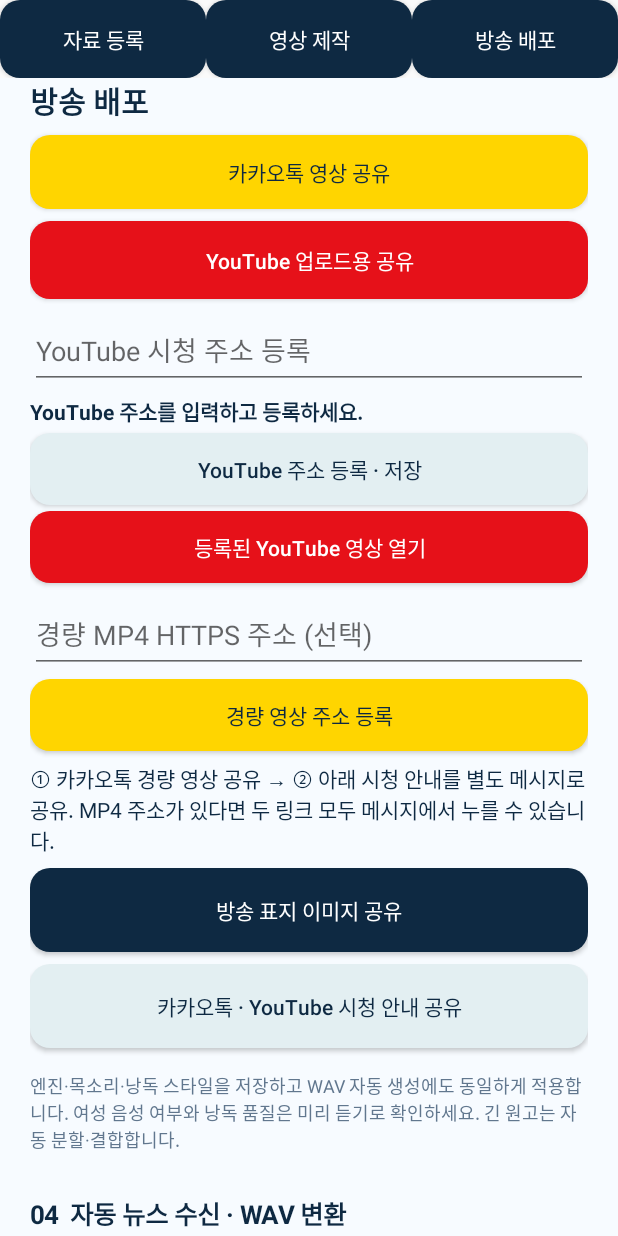
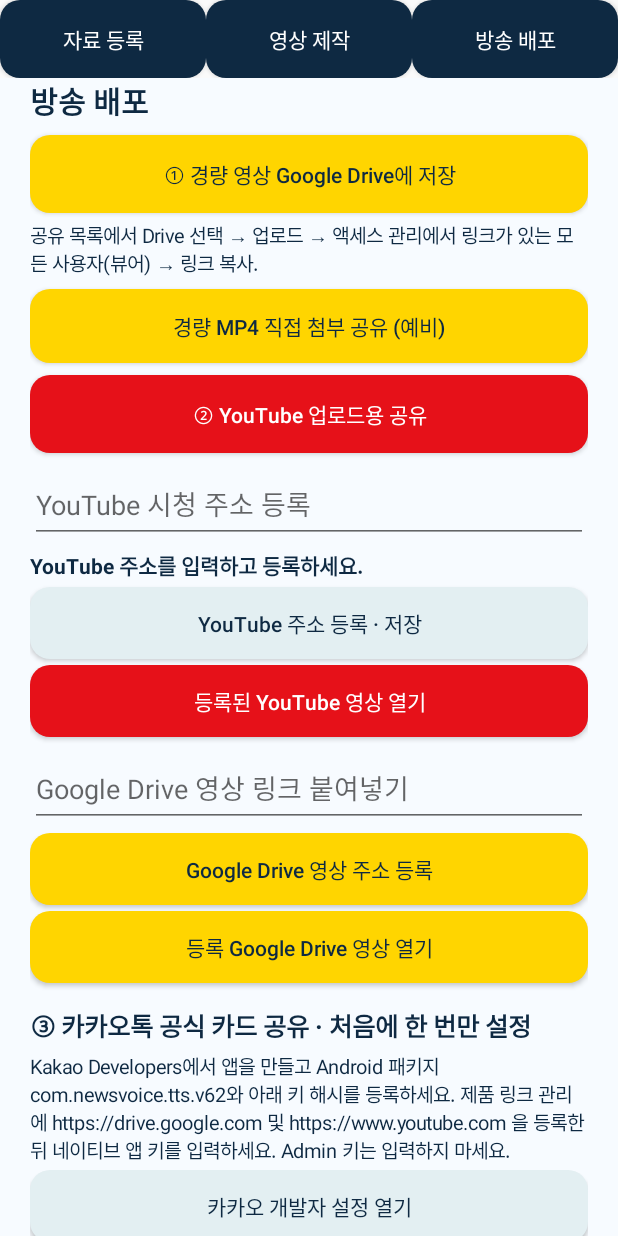
Before and after one commit to JEONGHWAN-NOH/NewsVoiceWAV, an Android app: the screen it shows after launch (MainActivity), after a tap on "방송 배포", on a phone screen of 412 x 824 dp. Run offline under Robolectric (Android 15) with nearby library versions, the phone set to English and light mode, and no system bars; pictures from the network do not load; 11 statements that could not run were skipped; 2 other taps on this screen came first.

Commit message:
Build v6.2 independent photos and official Kakao dual-link feed with Drive

```diff
--- a/app/src/main/AndroidManifest.xml
+++ b/app/src/main/AndroidManifest.xml
@@ -8,6 +8,7 @@
     <queries>
         <intent><action android:name="android.intent.action.TTS_SERVICE" /></intent>
         <package android:name="com.samsung.SMT"/>
+        <package android:name="com.kakao.talk"/>
     </queries>
     <application android:allowBackup="false"
         android:label="@string/app_display_name"
--- a/app/src/main/java/com/newsvoice/tts/MainActivity.java
+++ b/app/src/main/java/com/newsvoice/tts/MainActivity.java
@@ -86,6 +86,7 @@ public final class MainActivity extends Activity implements TextToSpeech.OnInitL
     private CheckBox automaticCheck, videoCheck;
     private static final int PHOTO_PICKER=5440;
     private final ImageView[] thumbnails=new ImageView[11];
+    private TextView photoStatus;
     private final Runnable refreshPhotos=this::refreshPhotos;
     private int refreshGeneration;
     @Override protected void onSaveInstanceState(Bundle state){
@@ -118,16 +119,17 @@ public final class MainActivity extends Activity implements TextToSpeech.OnInitL
         final int generation=refreshGeneration;
         String script=editor.getText().toString();
         packTasks.execute(()->{
-            boolean matches=false;
-            try{matches=NewsImagePack.matches(this,NewsBroadcastSegments.build(script,""));}catch(IllegalArgumentException ignored){}
+            boolean matches=false;int newsCount=0;
+            try{List<NewsStory> stories=NewsBroadcastSegments.build(script,"");matches=NewsImagePack.matches(this,stories);newsCount=NewsBroadcastSegments.newsCount(stories);}catch(IllegalArgumentException ignored){}
             android.graphics.Bitmap[] images=new android.graphics.Bitmap[thumbnails.length];
             for(int i=0;i<images.length;i++){
-                if(i==NewsImagePack.OPENING_SLOT||i==NewsImagePack.CLOSING_SLOT||i==NewsImagePack.COVER_SLOT||matches)
-                    images[i]=NewsImagePack.load(this,i);
+                images[i]=NewsImagePack.load(this,i);
             }
+            final int articles=newsCount, photos=NewsImagePack.count(this);final boolean matched=matches;
             runOnUiThread(()->{
-                if(isDestroyed()||generation!=refreshGeneration)return;
+                if(isDestroyed()||generation!=refreshGeneration){for(android.graphics.Bitmap b:images)if(b!=null)b.recycle();return;}
                 for(int i=0;i<images.length;i++)thumbnails[i].setImageBitmap(images[i]);
+                if(photoStatus!=null)photoStatus.setText("인식된 뉴스: "+articles+"건 · 사진 등록: "+photos+"/8장"+(photos>0&&!matched?" · 대본 변경: 제작 전 순서 확인":""));
             });
         });
     }
@@ -324,6 +326,8 @@ public final class MainActivity extends Activity implements TextToSpeech.OnInitL
         addPhotoSlot(body,NewsImagePack.OPENING_SLOT,"시작 인사");
         addPhotoSlot(body,NewsImagePack.CLOSING_SLOT,"마감 인사");
         body.addView(text("뉴스별 사진 등록·교체",16,true),lp(-1,-2,14));
+        photoStatus=text("인식된 뉴스: 0건 · 사진 등록: 0/8장",14,true);body.addView(photoStatus,lp(-1,-2,6));
+        body.addView(text("8개 사진은 대본과 독립적으로 등록됩니다. 대본 수정 후에도 삭제되지 않습니다. 제작 전에 뉴스 수와 등록 사진을 확인하세요.",13,false),lp(-1,-2,5));
         for(int i=1;i<=8;i++)addPhotoSlot(body,i,i+"번 뉴스");
         if(savedInstanceState!=null)editor.setText(savedInstanceState.getString("workingScript",""));
         schedulePhotos();
@@ -402,21 +406,31 @@ public final class MainActivity extends Activity implements TextToSpeech.OnInitL
         body.addView(lastVideo,lp(-1,50,9));
         lastVideo.setOnClickListener(v->openLastVideo());
         TextView distributionHeader=text("방송 배포",20,true);body.addView(distributionHeader,lp(-1,-2,18));
-        Button shareVideo=btn("카카오톡 영상 공유",0xffffd500,DARK);
+        Button driveUpload=btn("① 경량 영상 Google Drive에 저장",0xffffd500,DARK);body.addView(driveUpload,lp(-1,52,8));
+        driveUpload.setOnClickListener(v->shareUri("last_mp4_uri","video/mp4","Google Drive 앱에 저장"));
+        body.addView(text("공유 목록에서 Drive 선택 → 업로드 → 액세스 관리에서 링크가 있는 모든 사용자(뷰어) → 링크 복사.",13,false),lp(-1,-2,5));
+        Button shareVideo=btn("경량 MP4 직접 첨부 공유 (예비)",0xffffd500,DARK);
         body.addView(shareVideo,lp(-1,49,8));
         shareVideo.setOnClickListener(v->shareLast());
-        Button youtube=btn("YouTube 업로드용 공유",0xffe61119,Color.WHITE);body.addView(youtube,lp(-1,52,8));
+        Button youtube=btn("② YouTube 업로드용 공유",0xffe61119,Color.WHITE);body.addView(youtube,lp(-1,52,8));
         youtube.setOnClickListener(v->shareUri("last_youtube_uri","video/mp4","YouTube 업로드용 영상"));
         EditText url=new EditText(this);url.setSingleLine(true);url.setHint("YouTube 시청 주소 등록");url.setInputType(InputType.TYPE_CLASS_TEXT|InputType.TYPE_TEXT_VARIATION_URI);url.setText(AppPrefs.get(this).getString("youtube_url",""));body.addView(url,lp(-1,52,8));
         TextView linkStatus=text("YouTube 주소를 입력하고 등록하세요.",14,true);body.addView(linkStatus,lp(-1,-2,4));
         Button register=btn("YouTube 주소 등록 · 저장",0xffe3eff2,DARK);body.addView(register,lp(-1,48,4));
         register.setOnClickListener(v->{String value=ShareLinks.youtube(url.getText().toString());if(value.isEmpty()){url.setError("영상 주소를 확인하세요 (youtu.be, watch, Shorts)");linkStatus.setText("등록 실패: 영상 링크가 필요합니다.");return;}AppPrefs.get(this).edit().putString("youtube_url",value).commit();url.setText(value);url.setError(null);linkStatus.setText("등록 완료 · "+value);});
         Button verify=btn("등록된 YouTube 영상 열기",0xffe61119,Color.WHITE);body.addView(verify,lp(-1,48,4));verify.setOnClickListener(v->{String value=AppPrefs.get(this).getString("youtube_url","");if(value.isEmpty()){url.setError("주소를 먼저 등록하세요.");return;}try{startActivity(new Intent(Intent.ACTION_VIEW,Uri.parse(value)));}catch(Exception e){linkStatus.setText("주소 열기 실패: "+e.getClass().getSimpleName());}});
-        EditText kakaoUrl=new EditText(this);kakaoUrl.setSingleLine(true);kakaoUrl.setHint("경량 MP4 HTTPS 주소 (선택)");kakaoUrl.setInputType(InputType.TYPE_CLASS_TEXT|InputType.TYPE_TEXT_VARIATION_URI);kakaoUrl.setText(AppPrefs.get(this).getString("kakao_url",""));body.addView(kakaoUrl,lp(-1,52,8));
-        Button registerKakao=btn("경량 영상 주소 등록",0xffffd500,DARK);body.addView(registerKakao,lp(-1,48,4));registerKakao.setOnClickListener(v->{String raw=kakaoUrl.getText().toString().trim();String value=ShareLinks.mp4(raw);if(!raw.isEmpty()&&value.isEmpty()){kakaoUrl.setError("외부에서 열 수 있는 HTTPS MP4 주소를 입력하세요.");return;}AppPrefs.get(this).edit().putString("kakao_url",value).commit();kakaoUrl.setError(null);linkStatus.setText(value.isEmpty()?"MP4 주소 없이 첨부 영상으로 공유합니다.":"MP4 주소 등록 완료");});
-        body.addView(text("① 카카오톡 경량 영상 공유 → ② 아래 시청 안내를 별도 메시지로 공유. MP4 주소가 있다면 두 링크 모두 메시지에서 누를 수 있습니다.",14,false),lp(-1,-2,8));
+        EditText kakaoUrl=new EditText(this);kakaoUrl.setSingleLine(true);kakaoUrl.setHint("Google Drive 영상 링크 붙여넣기");kakaoUrl.setInputType(InputType.TYPE_CLASS_TEXT|InputType.TYPE_TEXT_VARIATION_URI);kakaoUrl.setText(AppPrefs.get(this).getString("kakao_url",""));body.addView(kakaoUrl,lp(-1,52,8));
+        Button registerKakao=btn("Google Drive 영상 주소 등록",0xffffd500,DARK);body.addView(registerKakao,lp(-1,48,4));registerKakao.setOnClickListener(v->{String value=ShareLinks.drive(kakaoUrl.getText().toString());if(value.isEmpty()){kakaoUrl.setError("Google Drive 파일 공유 링크를 입력하세요.");return;}AppPrefs.get(this).edit().putString("kakao_url",value).commit();kakaoUrl.setText(value);kakaoUrl.setError(null);linkStatus.setText("Google Drive 주소 등록 완료 · 공개 권한은 별도 확인하세요.");});
+        Button openDrive=btn("등록 Google Drive 영상 열기",0xffffd500,DARK);body.addView(openDrive,lp(-1,48,4));openDrive.setOnClickListener(v->{String value=AppPrefs.get(this).getString("kakao_url","");if(value.isEmpty()){kakaoUrl.setError("주소를 먼저 등록하세요.");return;}try{startActivity(new Intent(Intent.ACTION_VIEW,Uri.parse(value)));}catch(Exception e){linkStatus.setText("주소 열기 실패");}});
+        body.addView(text("③ 카카오톡 공식 카드 공유 · 처음에 한 번만 설정",17,true),lp(-1,-2,16));
+        body.addView(text("Kakao Developers에서 앱을 만들고 Android 패키지 com.newsvoice.tts.v62와 아래 키 해시를 등록하세요. 제품 링크 관리에 https://drive.google.com 및 https://www.youtube.com 을 등록한 뒤 네이티브 앱 키를 입력하세요. Admin 키는 입력하지 마세요.",13,false),lp(-1,-2,5));
+        Button config=btn("카카오 개발자 설정 열기",0xffe3eff2,DARK);body.addView(config,lp(-1,48,4));config.setOnClickListener(v->startActivity(new Intent(Intent.ACTION_VIEW,Uri.parse("https://developers.kakao.com/console/app"))));
+        Button keyHash=btn("이 APK의 키 해시 복사",0xffe3eff2,DARK);body.addView(keyHash,lp(-1,48,4));keyHash.setOnClickListener(v->{String hash=KakaoCards.keyHash(this);android.content.ClipboardManager clipboard=(android.content.ClipboardManager)getSystemService(CLIPBOARD_SERVICE);clipboard.setPrimaryClip(android.content.ClipData.newPlainText("Kakao key hash",hash));linkStatus.setText("키 해시: "+hash);});
+        EditText nativeKey=new EditText(this);nativeKey.setSingleLine(true);nativeKey.setHint("카카오 네이티브 앱 키 (최초 1회)");nativeKey.setInputType(InputType.TYPE_CLASS_TEXT|InputType.TYPE_TEXT_VARIATION_PASSWORD);nativeKey.setText(AppPrefs.get(this).getString("kakao_native_key",""));body.addView(nativeKey,lp(-1,52,8));
+        Button storeKey=btn("카카오 설정 저장",0xffe3eff2,DARK);body.addView(storeKey,lp(-1,48,4));storeKey.setOnClickListener(v->{String key=nativeKey.getText().toString().trim();if(!key.matches("[a-fA-F0-9]{32}")){nativeKey.setError("네이티브 앱 키 32자리 확인");return;}AppPrefs.get(this).edit().putString("kakao_native_key",key).apply();linkStatus.setText("카카오 설정 저장 완료");});
+        Button card=btn("④ 카카오톡 뉴스 카드 보내기 (두 버튼)",0xffffd500,DARK);body.addView(card,lp(-1,60,8));card.setOnClickListener(v->{if(AppPrefs.get(this).getBoolean("render_active",false)){linkStatus.setText("영상 제작 완료 후 공유하세요.");return;}KakaoCards.share(this,AppPrefs.get(this).getString("kakao_native_key",""),AppPrefs.get(this).getString("last_share_cover",""),AppPrefs.get(this).getString("kakao_url",""),AppPrefs.get(this).getString("youtube_url",""),linkStatus);});
         Button shareCover=btn("방송 표지 이미지 공유",DARK,Color.WHITE);body.addView(shareCover,lp(-1,56,8));shareCover.setOnClickListener(v->shareUri("last_share_cover","image/jpeg","방송 표지 공유"));
-        Button shareLink=btn("카카오톡 · YouTube 시청 안내 공유",0xffe3eff2,DARK);body.addView(shareLink,lp(-1,56,8));shareLink.setOnClickListener(v->{String value=AppPrefs.get(this).getString("youtube_url","");if(value.isEmpty()){linkStatus.setText("YouTube 주소를 먼저 등록하세요.");url.setError("등록 필요");return;}String message=ShareLinks.message(AppPrefs.get(this).getString("kakao_url",""),value);Intent send=new Intent(Intent.ACTION_SEND).setType("text/plain").putExtra(Intent.EXTRA_TEXT,message);startActivity(Intent.createChooser(send,"두 가지 시청 방법 공유"));});
+        Button shareLink=btn("시청 링크 문자 공유 (예비 · 버튼 없음)",0xffe3eff2,DARK);body.addView(shareLink,lp(-1,56,8));shareLink.setOnClickListener(v->{String value=AppPrefs.get(this).getString("youtube_url","");if(value.isEmpty()){linkStatus.setText("YouTube 주소를 먼저 등록하세요.");url.setError("등록 필요");return;}String message=ShareLinks.message(AppPrefs.get(this).getString("kakao_url",""),value);Intent send=new Intent(Intent.ACTION_SEND).setType("text/plain").putExtra(Intent.EXTRA_TEXT,message);startActivity(Intent.createChooser(send,"두 가지 시청 방법 공유"));});
         videoCheck.setOnCheckedChangeListener((button,isChecked)->{
             AppPrefs.get(this).edit().putBoolean("video",isChecked).apply();
             save.setText(isChecked?"영상 일괄 제작":"WAV 음성 자동 생성 및 다운로드 저장");
@@ -633,7 +647,7 @@ public final class MainActivity extends Activity implements TextToSpeech.OnInitL
                             samsungWavVerified=true;
                             samsungWavButton.setEnabled(true);
                             samsungApplyButton.setEnabled(true);
-                            samsungTestStatus.setText("WAV 저장 성공: 다운로드/NewsVoice v6.1/날짜별 폴더/newsvoice_samsung_test_"+stamp+".wav. 파일을 재생해 실제 삼성 목소리와 동일한지 확인한 후 적용하세요.");
+                            samsungTestStatus.setText("WAV 저장 성공: 다운로드/NewsVoice v6.2/날짜별 폴더/newsvoice_samsung_test_"+stamp+".wav. 파일을 재생해 실제 삼성 목소리와 동일한지 확인한 후 적용하세요.");
                         });
                     }catch(Exception e){
                         main.post(()->{
@@ -812,7 +826,7 @@ public final class MainActivity extends Activity implements TextToSpeech.OnInitL
             startActivity(view);
         }catch(ActivityNotFoundException | SecurityException ex){
             updateStatus("MP4 열기 오류: "+ex.getClass().getSimpleName()+
-                ". 내 파일 → 다운로드 → NewsVoice v6.1 → 날짜별 폴더에서 확인하세요.");
+                ". 내 파일 → 다운로드 → NewsVoice v6.2 → 날짜별 폴더에서 확인하세요.");
         }
     }
     private String reviewEditorScript(){
@@ -903,7 +917,23 @@ public final class MainActivity extends Activity implements TextToSpeech.OnInitL
         String text=editor.getText().toString();
         if(text.trim().isEmpty()){updateStatus("원고를 입력하세요.");return;}
         try {
-            NewsBroadcastSegments.build(text,"",true);
+            List<NewsStory> stories=NewsBroadcastSegments.build(text,"",true);
+            int count=NewsBroadcastSegments.newsCount(stories),photos=NewsImagePack.count(this);
+            if(AppPrefs.videoEnabled(this)&&photos>0){
+                if(count>8){new android.app.AlertDialog.Builder(this).setTitle("사진 방송은 최대 8건입니다").setMessage("대본에서 "+count+"건을 인식했습니다. 뉴스 수를 확인하세요.").setPositiveButton("확인",null).show();return;}
+                String missing=NewsImagePack.missing(this,count);
+                if(!missing.isEmpty()){new android.app.AlertDialog.Builder(this).setTitle("사진 누락").setMessage("뉴스 "+count+"건 중 사진 "+missing+"번이 없습니다. 사진을 등록한 뒤 제작하세요.").setPositiveButton("확인",null).show();return;}
+                if(photos!=count||!NewsImagePack.matches(this,stories)){
+                    new android.app.AlertDialog.Builder(this).setTitle("뉴스와 사진 순서 확인")
+                        .setMessage("인식 뉴스 "+count+"건 / 등록 사진 "+photos+"장. 1번부터 "+count+"번까지만 영상에 적용합니다. 대본과 사진의 순서가 일치합니까?")
+                        .setNegativeButton("취소",null).setPositiveButton("일치 · 제작",(d,w)->{try{NewsImagePack.bind(this,stories);schedulePhotos();startManualSave(text);}catch(Exception e){updateStatus("사진 연결 실패: "+e.getMessage());}}).show();return;
+                }
+            }
+            startManualSave(text);
+        }catch(Exception e){updateStatus("제작 준비 실패: "+e.getMessage());}
+    }
+    private void startManualSave(String text){
+        try {
             persistVoiceSettings();
             File inbox=new File(getFilesDir(),"inbox");
             if(!inbox.exists()&&!inbox.mkdirs())throw new IOException("원고 저장 폴더 오류");
@@ -948,7 +978,7 @@ public final class MainActivity extends Activity implements TextToSpeech.OnInitL
         });
         Button refresh=btn("자동 작업 상태 새로고침",0xffe7f2f3,DARK);body.addView(refresh,lp(-1,48,8));
         refresh.setOnClickListener(v->updateStatus(AppPrefs.get(this).getString("status","아직 처리 내역 없음")));
-        TextView caution=text("자동 모드는 검증된 원고를 받아 WAV와 MP4를 다운로드/NewsVoice v6.1/날짜별 폴더에 저장합니다. MP4에는 등록된 A 타입 오프닝이 자동 적용됩니다. WAV만 설정한 서버로 전송합니다.",12,false);
+        TextView caution=text("자동 모드는 검증된 원고를 받아 WAV와 MP4를 다운로드/NewsVoice v6.2/날짜별 폴더에 저장합니다. MP4에는 등록된 A 타입 오프닝이 자동 적용됩니다. WAV만 설정한 서버로 전송합니다.",12,false);
         caution.setTextColor(0xff61778e);body.addView(caution,lp(-1,-2,12));
     }
     private boolean saveAutoSettings(){
--- a/app/src/main/java/com/newsvoice/tts/ManualRenderService.java
+++ b/app/src/main/java/com/newsvoice/tts/ManualRenderService.java
@@ -117,7 +117,7 @@ public final class ManualRenderService extends Service {
                 wav=synthesize(NewsBroadcastSegments.audioScript(sections),"manual_"+stamp);
                 DownloadsPublisher.publish(context,wav,names.wav());
                 progress("WAV 저장 완료",100);
-                report("저장 완료: 다운로드/NewsVoice v6.1/"+names.dateFolder+"/"+names.wav());
+                report("저장 완료: 다운로드/NewsVoice v6.2/"+names.dateFolder+"/"+names.wav());
                 success=true;return;
             }
             List<NewsStory> pages=NewsCardPainter.paginateBroadcast(sections);
@@ -162,7 +162,7 @@ public final class ManualRenderService extends Service {
                 Uri cover=DownloadsPublisher.publish(context,card,names.base+"_cover.jpg");
                 AppPrefs.get(context).edit().putString("last_share_cover",cover.toString()).apply();
             } finally {card.delete();}
-            progress("저장 완료: 다운로드/NewsVoice v6.1/"+names.dateFolder+(AppPrefs.keepWav(context)?" → MP4 · WAV":" → MP4"),100);
+            progress("저장 완료: 다운로드/NewsVoice v6.2/"+names.dateFolder+(AppPrefs.keepWav(context)?" → MP4 · WAV":" → MP4"),100);
             success=true;
         }finally{
             for(File f:parts)f.delete();
--- a/app/src/main/java/com/newsvoice/tts/NewsAutoScript.java
+++ b/app/src/main/java/com/newsvoice/tts/NewsAutoScript.java
@@ -14,7 +14,8 @@ public final class NewsAutoScript {
     private NewsAutoScript() {}
     private static final Pattern DIVIDER=Pattern.compile("(?m)^\\s*(?:===|---)\\s*$");
     private static final Pattern SECTION=Pattern.compile(
-        "(?m)(?:^|(?<=[.!?。])(?=\\s))\\s*((?:(?:첫|두|세|네|다섯|여섯|일곱|여덟|아홉|열|열\\s*한|열\\s*두|열세|열네|열다섯|열여섯|열일곱|열여덟|열아홉|스무)\\s*번째\\s*(?:뉴스|소식)입니다[.!]?)"
+        "(?m)(?:^|(?<=[.!?。])(?=\\s))\\s*((?:(?:첫|두|세|네|다섯|여섯|일곱|여덟|아홉|열|열\\s*한|열\\s*두|열세|열네|열다섯|열여섯|열일곱|열여덟|열아홉|스무|[0-9]{1,2})\\s*(?:번째|번)\\s*(?:뉴스|소식)\\s*입니다[.!]?)"
+        +"|(?:다음\\s*(?:뉴스|소식)\\s*입니다[.!]?)"
         +"|(?:다음은\\s*(?:한국(?:과 필리핀)?\\s*(?:관련\\s*)?특별\\s*뉴스입니다[.!]?))"
         +"|(?:다음은\\s*필리핀\\s*기업\\s*운영[^\\n]*입니다[.!]?)"
         +"|(?:마지막으로\\s*필리핀\\s*경제[^\\n]*전망입니다[.!]?)"
@@ -34,7 +35,7 @@ public final class NewsAutoScript {
         if(raw==null||DIVIDER.matcher(raw).find())return false;
         Matcher match=SECTION.matcher(raw);
         int news=0;
-        while(match.find())if(isArticle(match.group(1)))news++;
+        while(match.find())if(isArticle(match.group(1))&&!match.group(1).matches("다음\\s*(?:뉴스|소식)\\s*입니다[.!]?"))news++;
         return news>=1;
     }
     private static boolean isArticle(String cue) {
--- a/app/src/main/java/com/newsvoice/tts/NewsBroadcastSegments.java
+++ b/app/src/main/java/com/newsvoice/tts/NewsBroadcastSegments.java
@@ -8,7 +8,7 @@ public final class NewsBroadcastSegments {
     public static final String CLOSING="이상으로 필리핀 뉴스·경제 종합 브리핑을 마치겠습니다. 시청해 주셔서 감사합니다.";
 
     private static final java.util.regex.Pattern NEXT_CUE=java.util.regex.Pattern.compile(
-        "(?m)(?:^|(?<=[.!?])\\s+|\\n+)다음\\s+뉴스입니다[.!]?(?=\\s|$)\\s*");
+        "(?m)(?:^|(?<=[.!?。])\\s+|\\n+)다음\\s*(?:뉴스|소식)\\s*입니다[.!]?(?=\\s|$)\\s*");
     private static final java.util.regex.Pattern DIVIDER=java.util.regex.Pattern.compile("(?m)^\\s*(?:===|---)\\s*$");
     private static String structured(String raw){
         String adapted=NewsAutoScript.adapt(raw);
--- a/app/src/main/java/com/newsvoice/tts/NewsOutputNaming.java
+++ b/app/src/main/java/com/newsvoice/tts/NewsOutputNaming.java
@@ -14,7 +14,7 @@ public final class NewsOutputNaming {
     private static final DateTimeFormatter DATE=DateTimeFormatter.ofPattern("yyyy-MM-dd",Locale.ROOT);
     // Seconds avoid most duplicate filenames while keeping the clock readable.
     private static final DateTimeFormatter TIME=DateTimeFormatter.ofPattern("HHmmss",Locale.ROOT);
-    public static final String DIRECTORY_NAME="NewsVoice v6.1";
+    public static final String DIRECTORY_NAME="NewsVoice v6.2";
 
     public static final class Names {
         public final String dateFolder,base;
--- a/build.gradle
+++ b/build.gradle
@@ -1,3 +1,4 @@
 plugins {
     id 'com.android.application' version '8.7.3' apply false
+    id 'org.jetbrains.kotlin.android' version '2.1.21' apply false
 }
--- a/settings.gradle
+++ b/settings.gradle
@@ -1,4 +1,4 @@
 pluginManagement { repositories { google(); mavenCentral(); gradlePluginPortal() } }
-dependencyResolutionManagement { repositoriesMode.set(RepositoriesMode.FAIL_ON_PROJECT_REPOS); repositories { google(); mavenCentral() } }
+dependencyResolutionManagement { repositoriesMode.set(RepositoriesMode.FAIL_ON_PROJECT_REPOS); repositories { google(); mavenCentral(); maven { url = uri('https://devrepo.kakao.com/nexus/content/groups/public/') } } }
 rootProject.name = 'NewsVoiceTTS'
 include(':app')
```
Also changed, not shown: app/build.gradle (+6 -4 lines), app/src/main/java/com/newsvoice/tts/KakaoCards.kt (added, +75 -0 lines), app/src/main/java/com/newsvoice/tts/NewsImagePack.java (+21 -10 lines), app/src/main/java/com/newsvoice/tts/ShareLinks.java (+15 -0 lines), 5 other files.
